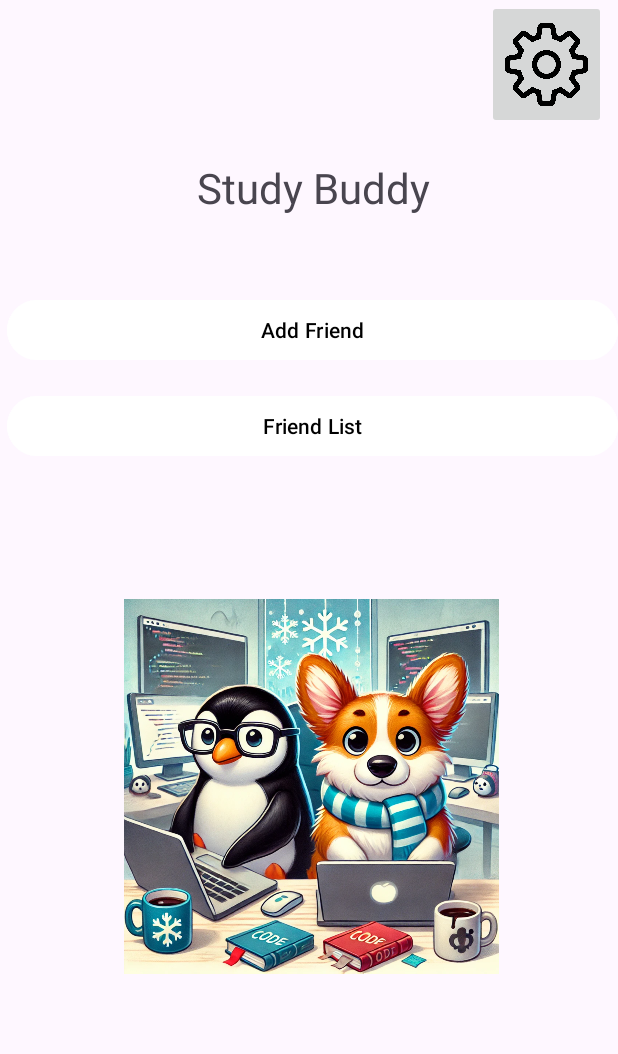
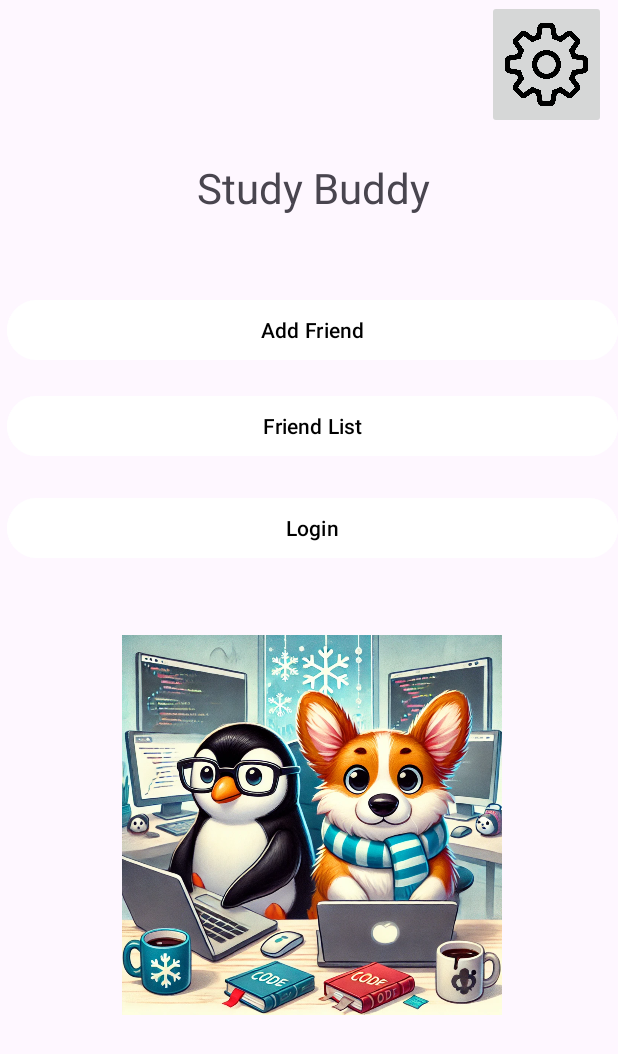
Before and after one commit to ChapCarr/WhosOn, an Android app: the screen it shows after launch (MainActivity), on a phone screen of 412 x 824 dp. Shown: the top 1054 px of the screen. Run offline under Robolectric (Android 15) with nearby library versions, the phone set to English and light mode, and no system bars.

Commit message:
login button / force login

```diff
--- a/app/src/main/java/edu/utsa/cs3443/whoson/MainActivity.java
+++ b/app/src/main/java/edu/utsa/cs3443/whoson/MainActivity.java
@@ -1,6 +1,7 @@
 package edu.utsa.cs3443.whoson;
 
 import android.content.Intent;
+import android.content.SharedPreferences;
 import android.os.Bundle;
 import android.widget.Button;
 import android.widget.ImageButton;
@@ -11,8 +12,9 @@ import androidx.core.graphics.Insets;
 import androidx.core.view.ViewCompat;
 import androidx.core.view.WindowInsetsCompat;
 
+import edu.utsa.cs3443.whoson.ui.login.LoginActivity;
+
 public class MainActivity extends AppCompatActivity {
-
     @Override
     protected void onCreate(Bundle savedInstanceState) {
         super.onCreate(savedInstanceState);
@@ -24,32 +26,46 @@ public class MainActivity extends AppCompatActivity {
             return insets;
         });
 
-
         // Image Button
         ImageButton settingButton = findViewById(R.id.setting_button);
-        // Set OnClickListener
+
+        // Set OnClickListener for Settings Button
         settingButton.setOnClickListener(v -> {
             Intent intent = new Intent(MainActivity.this, SettingsActivity.class);
             startActivity(intent);
         });
 
+        // Retrieve login state from SharedPreferences
+        SharedPreferences sharedPreferences = getSharedPreferences("user_prefs", MODE_PRIVATE);
+        boolean hasLogin = sharedPreferences.getBoolean("is_logged_in", false);  // Default to false if not found
+
         // Buttons
         Button friendListButton = findViewById(R.id.friendList_button);
         Button addFriendButton = findViewById(R.id.addFriend_button);
+        Button loginButton = findViewById(R.id.login_button);
 
-        friendListButton.setOnClickListener( v -> {
-            Intent intent = new Intent(MainActivity.this, FriendListActivity.class);
-            startActivity(intent);
+        // Set them to false until login is true
+        friendListButton.setEnabled(hasLogin);
+        addFriendButton.setEnabled(hasLogin);
+
+        // Friend List Button
+        friendListButton.setOnClickListener(v -> {
+            if (hasLogin) {
+                Intent intent = new Intent(MainActivity.this, FriendListActivity.class);
+                startActivity(intent);
+            }
         });
 
-        addFriendButton.setOnClickListener( v -> {
+        // Add Friend Button
+        addFriendButton.setOnClickListener(v -> {
             Intent intent = new Intent(MainActivity.this, AddFriendActivity.class);
             startActivity(intent);
         });
 
-
-
-
-
+        // Login Button
+        loginButton.setOnClickListener(v -> {
+            Intent intent = new Intent(MainActivity.this, LoginActivity.class);
+            startActivity(intent);
+        });
     }
 }
--- a/app/src/main/res/layout/activity_main.xml
+++ b/app/src/main/res/layout/activity_main.xml
@@ -71,10 +71,23 @@
             app:layout_constraintStart_toStartOf="parent"
             app:layout_constraintTop_toBottomOf="@+id/addFriend_button" />
 
+        <Button
+            android:id="@+id/login_button"
+            android:layout_width="match_parent"
+            android:layout_height="wrap_content"
+            android:layout_marginTop="84dp"
+            android:backgroundTint="@color/white"
+            android:text="Login"
+            android:textColor="@color/black"
+            app:layout_constraintEnd_toEndOf="parent"
+            app:layout_constraintHorizontal_bias="0.0"
+            app:layout_constraintStart_toStartOf="parent"
+            app:layout_constraintTop_toBottomOf="@+id/addFriend_button" />
+
         <ImageView
             android:id="@+id/imageView12"
-            android:layout_width="250dp"
-            android:layout_height="360dp"
+            android:layout_width="253dp"
+            android:layout_height="308dp"
             android:layout_marginBottom="4dp"
             app:layout_constraintBottom_toBottomOf="parent"
             app:layout_constraintEnd_toEndOf="parent"
```
Also changed, not shown: app/src/main/java/edu/utsa/cs3443/whoson/ui/login/LoginActivity.java (+17 -0 lines), 1 other file.
